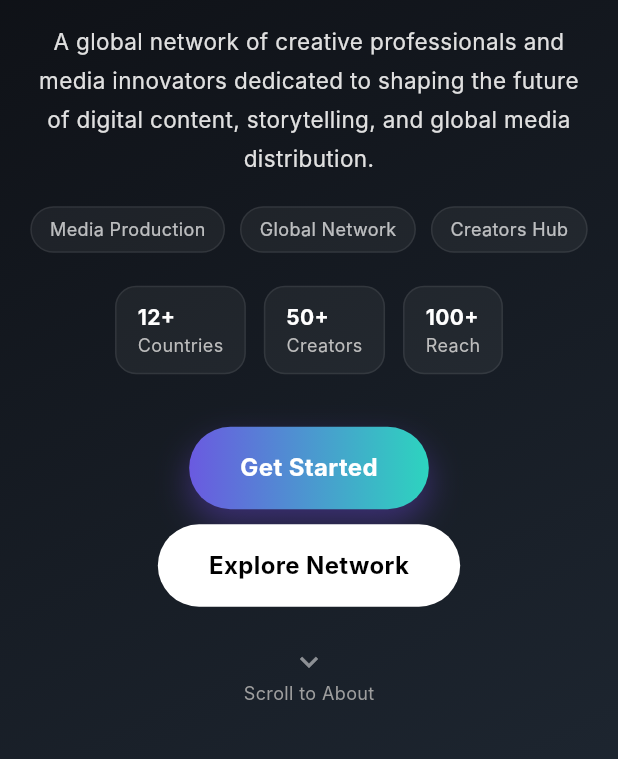
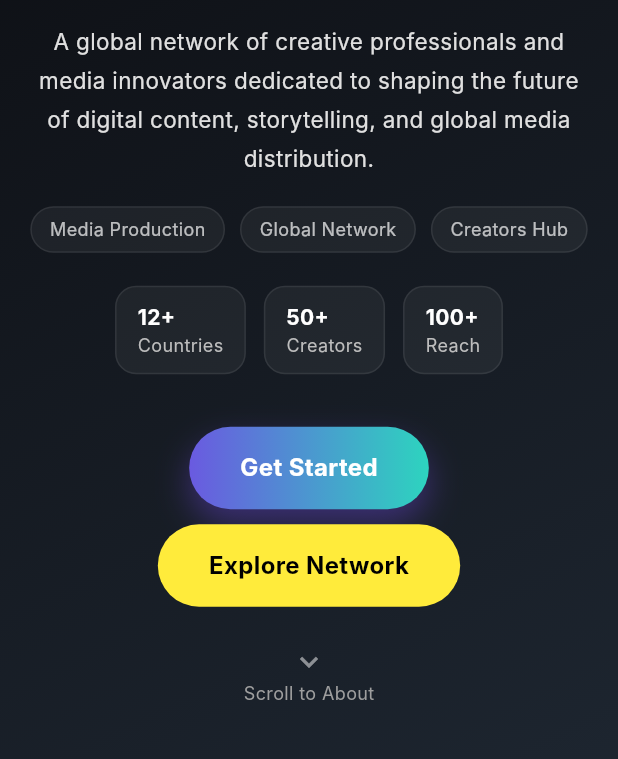
Before and after one commit to Davedon200/medianetwork, a Flutter app: the screen it shows after launch, on a phone screen of 412 x 824 dp, the part 321-1080 px from its top. Run offline on Flutter 3.47's test engine with Material 3 defaults, Android fonts, the phone set to English and light mode, and no system bars; our stand-ins replace cached_network_image, cloud_firestore, firebase_core, logger, video_player; missing offline and left inert: file_saver; accounts and stored records are empty; Roboto replaces fonts that are missing (Inter).

Commit message:
Button color update to test cache

```diff
--- a/lib/features/landing_page.dart
+++ b/lib/features/landing_page.dart
@@ -513,7 +513,7 @@ class _RhapsodyLandingPageState extends State<RhapsodyLandingPage>
                     ),
                     WebButton(
                       decoration: BoxDecoration(
-                        color: Colors.white,
+                        color: Colors.yellow,
                         borderRadius: BorderRadius.circular(32),
                       ),
                       textColor: Colors.black,
--- a/pubspec.yaml
+++ b/pubspec.yaml
@@ -16,7 +16,7 @@ publish_to: 'none' # Remove this line if you wish to publish to pub.dev
 # https://developer.apple.com/library/archive/documentation/General/Reference/InfoPlistKeyReference/Articles/CoreFoundationKeys.html
 # In Windows, build-name is used as the major, minor, and patch parts
 # of the product and file versions while build-number is used as the build suffix.
-version: 0.0.8+1
+version: 0.0.9+1
 
 environment:
   sdk: ^3.9.2
```
